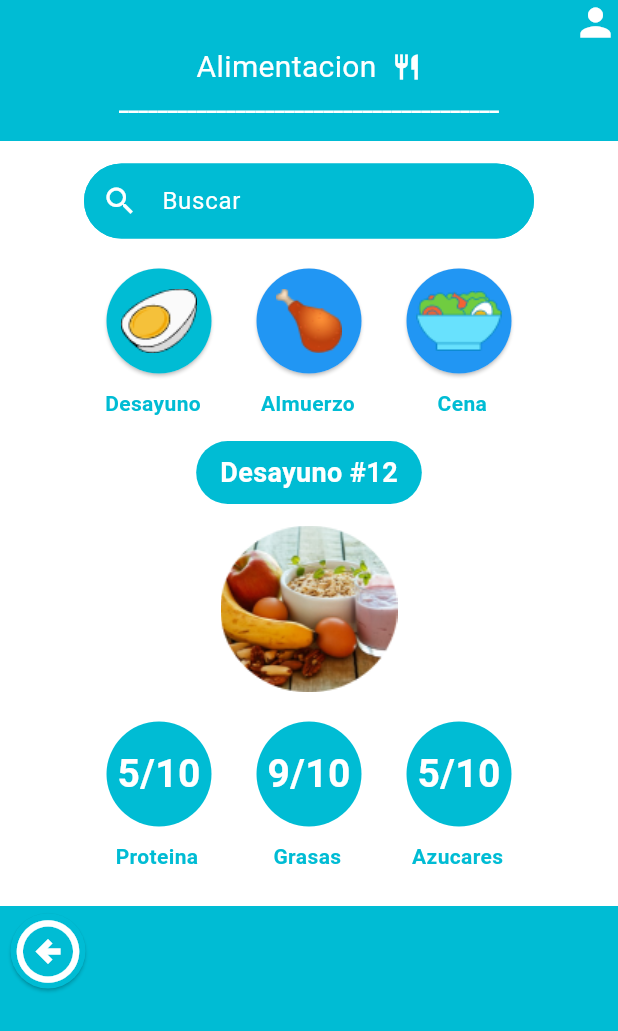
After one commit to TechTeam-FastGym/FastGym-Mobile, a Flutter app: the Alimentacion screen opened by its route, on a phone screen of 412 x 824 dp. The commit adds this screen. Shown: the top 1031 px of the screen. Run offline on Flutter 3.47's test engine with Material 3 defaults, Android fonts, the phone set to English and light mode, and no system bars.

Commit message:
feat: add screen feeding

```diff
--- a/lib/main.dart
+++ b/lib/main.dart
@@ -1,3 +1,4 @@
+import 'package:fastgym_mobile/ui/sceens/Feeding/Alimentacion.dart';
 import 'package:fastgym_mobile/ui/sceens/Home/homeScreen.dart';
 import 'package:fastgym_mobile/ui/sceens/SignIn/loginScreen.dart';
 import 'package:fastgym_mobile/ui/sceens/SignIn/registerScreen.dart';
@@ -19,6 +20,8 @@ class MyApp extends StatelessWidget {
           '/': (context) => LoginScreen(),
           '/register': (context) => RegisterScreen(),
           '/home': (context) => TypeuserScreen(),
+
+          '/alimentacion': (context) => Alimentacion(),
         });
   }
 }
--- /dev/null
+++ b/lib/ui/sceens/Feeding/Alimentacion.dart
@@ -0,0 +1,382 @@
+import 'package:flutter/material.dart';
+
+class Alimentacion extends StatefulWidget {
+  const Alimentacion({super.key});
+
+  @override
+  State<Alimentacion> createState() => _AlimentacionState();
+}
+
+class _AlimentacionState extends State<Alimentacion> {
+
+  final List<String> title_food = ['Desayuno #12','Almuerzo #15','Cena #19'];
+  int ind_TC=0;
+
+  final List<String> img_food = ['assets/image/breakfast.png','assets/image/lunch.png','assets/image/dinner.png'];
+  final List<String> protein =['5/10','9/10','5/10'];
+  final List<String> fat =['9/10','7/10','1/10'];
+  final List<String> sugar =['5/10','3/10','4/10'];
+
+  void change0() {
+    setState(() {
+      ind_TC = 0;
+    });
+  }
+  void change1() {
+    setState(() {
+      ind_TC = 1;
+    });
+  }
+  void change2() {
+    setState(() {
+      ind_TC = 2;
+    });
+  }
+
+  void menu(){
+    Navigator.pushReplacementNamed(context, '/menu');
+  }
+
+  @override
+  Widget build(BuildContext context) {
+    return Scaffold(
+        backgroundColor: Colors.cyan,
+        body:SafeArea(
+          child:
+          Column(
+            children: [
+
+              Row(
+                children: [
+                  Spacer(), // Espacio flexible que empuja el ícono a la derecha
+                  Icon(
+                    Icons.person,
+                    size: 30,
+                    color: Colors.white,
+                  ),
+                ],
+              ),
+              Row(
+                mainAxisAlignment: MainAxisAlignment.center,
+                children: [
+                  Text('Alimentacion',style:
+                  TextStyle(
+                    fontSize: 20,
+                    color: Colors.white,
+                  ),),
+                  SizedBox(width: 10,),
+                  Icon(Icons.restaurant,
+                    size: 20,
+                    color: Colors.white,)
+                ],
+              ),
+              Text('_______________________________________', style: TextStyle(
+                  color: Colors.white,
+                  fontWeight: FontWeight.bold
+              ),),
+
+              Padding(
+                padding: const EdgeInsets.only(left: 0,top: 15, right: 0,bottom: 5),
+                child: Container(
+                    height: 510,
+                    width: double.infinity,
+                    color: Colors.white,
+                    child:
+                    Column(
+                      children: [
+                        Padding(
+                          padding: const EdgeInsets.only(left: 0,top: 15, right: 0,bottom: 15),
+                          child: Container(
+                            width: 300,
+                            height: 50,
+                            child: TextField(
+                              style: TextStyle(
+                                color: Colors.white, // Color del texto
+                              ),
+                              decoration: InputDecoration(
+                                labelText: 'Buscar',
+                                labelStyle: TextStyle(color: Colors.white),
+
+                                prefixIcon: Icon(Icons.search, color: Colors.white,),
+                                filled: true,
+                                fillColor: Colors.cyan, // Cambia este color según tus necesidades
+                                enabledBorder: OutlineInputBorder(
+                                  borderRadius: BorderRadius.circular(50),
+                                  borderSide: BorderSide(
+                                      color: Colors.cyan
+                                  ),
+                                ),
+                                focusedBorder: OutlineInputBorder(
+                                  borderRadius: BorderRadius.circular(50.0),
+                                  borderSide: BorderSide(
+                                    color: Colors.cyan,
+                                  ),
+                                ),
+                                border: OutlineInputBorder(
+                                  borderRadius: BorderRadius.circular(50.0),
+                                  borderSide: BorderSide(
+                                    color: Colors.cyan,
+                                  ),
+                                ),
+                              ),
+                            ),
+                          ),
+                        ),
+
+                        Padding(
+                          padding: const EdgeInsets.only(left: 0,top: 5, right: 0,bottom: 5),
+                          child: Row(
+                            mainAxisAlignment: MainAxisAlignment.center,
+                            children: [
+                              Container(
+                                width: 100, // Ancho del botón
+                                child: ElevatedButton(
+                                  onPressed: change0,
+                                  style: ElevatedButton.styleFrom(
+                                    padding: EdgeInsets.zero, // Elimina el padding interno del botón
+                                    shape: CircleBorder(), // Forma circular
+                                  ),
+                                  child: Container(
+                                    width: 70,
+                                    height: 70,
+                                    decoration: BoxDecoration(
+                                      color: ind_TC==0 ? Colors.cyan : Colors.blue, // Color de fondo del círculo
+                                      shape: BoxShape.circle,
+                                    ),
+                                    child: ClipOval(
+                                      child: Image.asset(
+                                        'assets/image/icon_egghardboiled.png',
+                                      ),
+                                    ),
+                                  ),
+                                ),
+                              ),
+
+
+                              Container(
+                                width: 100, // Ancho del botón
+                                child: ElevatedButton(
+                                  onPressed: change1,
+                                  style: ElevatedButton.styleFrom(
+                                    padding: EdgeInsets.zero, // Elimina el padding interno del botón
+                                    shape: CircleBorder(), // Forma circular
+                                  ),
+                                  child: Container(
+                                    width: 70,
+                                    height: 70,
+                                    decoration: BoxDecoration(
+                                      color: ind_TC==1 ? Colors.cyan : Colors.blue, // Color de fondo del círculo
+                                      shape: BoxShape.circle,
+                                    ),
+                                    child: ClipOval(
+                                      child: Image.asset(
+                                        'assets/image/emoji_poultryleg.png',
+                                      ),
+                                    ),
+                                  ),
+                                ),
+                              ),
+
+
+                              Container(
+                                width: 100, // Ancho del botón
+                                child: ElevatedButton(
+                                  onPressed: change2,
+                                  style: ElevatedButton.styleFrom(
+                                    padding: EdgeInsets.zero, // Elimina el padding interno del botón
+                                    shape: CircleBorder(), // Forma circular
+                                  ),
+                                  child: Container(
+                                    width: 70,
+                                    height: 70,
+                                    decoration: BoxDecoration(
+                                      color: ind_TC==2 ? Colors.cyan : Colors.blue, // Color de fondo del círculo
+                                      shape: BoxShape.circle,
+                                    ),
+                                    child: ClipOval(
+                                      child: Image.asset(
+                                        'assets/image/illustration_Salad.png',
+                                      ),
+                                    ),
+                                  ),
+                                ),
+                              ),
+                            ],
+                          ),
+                        ),
+
+                        Padding(
+                          padding: const EdgeInsets.only(left: 70,top: 5, right: 0,bottom: 15),
+                          child: Row(
+                            children: [
+
+                              Text('Desayuno', style: TextStyle(
+                                  color: Colors.cyan,
+                                  fontWeight: FontWeight.bold
+                              ),),
+
+                              SizedBox(width: 40,),
+
+                              Text('Almuerzo', style: TextStyle(
+                                  color: Colors.cyan,
+                                  fontWeight: FontWeight.bold
+                              ),),
+
+                              SizedBox(width: 55,),
+
+                              Text('Cena', style: TextStyle(
+                                  color: Colors.cyan,
+                                  fontWeight: FontWeight.bold
+                              ),),
+
+                            ],
+                          ),
+                        ),
+
+                        Container(
+                          padding: EdgeInsets.symmetric(horizontal: 16, vertical: 8),
+                          decoration: BoxDecoration(
+                            color: Colors.cyan,
+                            borderRadius: BorderRadius.circular(30), // Bordes circulares
+                          ),
+                          child: Text(
+                            '${title_food[ind_TC]}',
+                            style: TextStyle(
+                              fontWeight: FontWeight.bold,
+                              color: Colors.white,
+                              fontSize: 18,
+                              // La propiedad `backgroundColor` del `TextStyle` no es necesaria aquí porque usamos el `Container` para el fondo
+                            ),
+                          ),
+                        ),
+
+                        Padding(
+                          padding: const EdgeInsets.all(10.0),
+                          child: Image.asset('${img_food[ind_TC]}',
+                            width: 120,
+                            height: 120,),
+                        ),
+
+                        Padding(
+                          padding: const EdgeInsets.only(left: 0,top: 5, right: 0,bottom: 5),
+                          child: Row(
+                            mainAxisAlignment: MainAxisAlignment.center,
+                            children: [
+                              Container(
+                                width:70,
+                                height: 70,
+                                decoration: BoxDecoration(
+                                  color: Colors.cyan, // Color de fondo del círculo
+                                  shape: BoxShape.circle,
+                                ),
+                                child: ClipOval(
+                                    child: Center(
+                                      child: Text('${protein[ind_TC]}', style: TextStyle(
+                                        fontSize: 26,
+                                        color: Colors.white,
+                                        fontWeight: FontWeight.bold,
+                                      ),),
+                                    )
+                                ),),
+
+                              SizedBox(width: 30,),
+
+                              Container(
+                                width:70,
+                                height: 70,
+                                decoration: BoxDecoration(
+                                  color: Colors.cyan, // Color de fondo del círculo
+                                  shape: BoxShape.circle,
+                                ),
+                                child: ClipOval(
+                                    child: Center(
+                                      child: Text('${fat[ind_TC]}', style: TextStyle(
+                                        fontSize: 26,
+                                        color: Colors.white,
+                                        fontWeight: FontWeight.bold,
+                                      ),),
+                                    )
+                                ),),
+
+                              SizedBox(width: 30,),
+
+                              Container(
+                                width:70,
+                                height: 70,
+                                decoration: BoxDecoration(
+                                  color: Colors.cyan, // Color de fondo del círculo
+                                  shape: BoxShape.circle,
+                                ),
+                                child: ClipOval(
+                                    child: Center(
+                                      child: Text('${sugar[ind_TC]}', style: TextStyle(
+                                        fontSize: 26,
+                                        color: Colors.white,
+                                        fontWeight: FontWeight.bold,
+                                      ),),
+                                    )
+                                ),),
+                            ],
+                          ),
+                        ),
+
+                        Padding(
+                          padding: const EdgeInsets.only(left: 77,top: 5, right: 0,bottom: 0),
+                          child: Row(
+                            children: [
+
+                              Text('Proteina', style: TextStyle(
+                                  color: Colors.cyan,
+                                  fontWeight: FontWeight.bold
+                              ),),
+
+                              SizedBox(width: 50,),
+
+                              Text('Grasas', style: TextStyle(
+                                  color: Colors.cyan,
+                                  fontWeight: FontWeight.bold
+                              ),),
+
+                              SizedBox(width: 47,),
+
+                              Text('Azucares', style: TextStyle(
+                                  color: Colors.cyan,
+                                  fontWeight: FontWeight.bold
+                              ),),
+
+                            ],
+                          ),
+                        ),
+                      ],
+                    )
+                ),
+
+              ),
+
+              Container(
+                child: Row(
+                  children: [
+                    ElevatedButton(
+                      onPressed: menu,
+                      style: ElevatedButton.styleFrom(
+                        padding: EdgeInsets.zero, // Elimina el padding interno del botón
+                        shape: CircleBorder(), // Forma circular
+                        backgroundColor: Colors.cyan,
+                      ),
+
+                      child:
+                      Icon(
+                        Icons.arrow_circle_left_outlined,
+                        size: 50,
+                        color: Colors.white,
+                      ),) // Espacio flexible que empuja el ícono a la izquierda
+                  ],
+                ),
+              ),
+            ],
+          ),
+        )
+    );
+
+  }
+}
--- a/pubspec.yaml
+++ b/pubspec.yaml
@@ -60,6 +60,7 @@ flutter:
 
   # To add assets to your application, add an assets section, like this:
   assets:
+    - assets/image/
     - assets/image/adult-bar.jpg
     - assets/image/adult-run.jpg
 
```
Also changed, not shown: assets/image/breakfast.png (added), assets/image/dinner.png (added), assets/image/emoji_poultryleg.png (added), assets/image/icon_egghardboiled.png (added), assets/image/illustration_Salad.png (added), assets/image/lunch.png (added), pubspec.lock.
